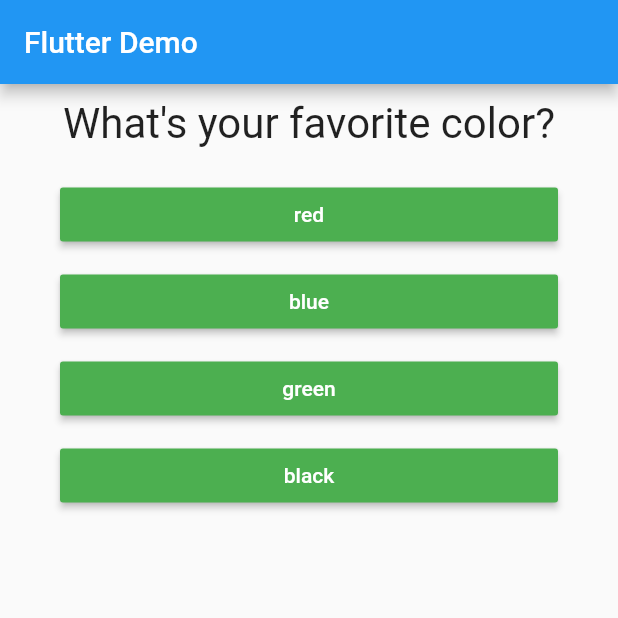
After one commit to Mridul2820/quiz-app-flutter, a Flutter app: the screen it shows after launch, on a phone screen of 412 x 824 dp, the top half of it. The commit adds this screen. Run offline on Flutter 3.47's test engine with Material 2 defaults, Android fonts, the phone set to English and light mode, and no system bars.

Commit message:
widgit break up

```diff
--- a/lib/main.dart
+++ b/lib/main.dart
@@ -1,7 +1,7 @@
 import 'package:flutter/material.dart';
 
-import './question.dart';
-import './answer.dart';
+import './quiz.dart';
+import './result.dart';
 
 void main() {
   runApp(MyApp());
@@ -15,7 +15,7 @@ class MyApp extends StatefulWidget {
 }
 
 class MyAppState extends State<MyApp> {
-  static const questions = [
+  static const _questions = [
     {
       'questionText': 'What\'s your favorite color?',
       'answers': ['red', 'blue', 'green', 'black']
@@ -32,7 +32,7 @@ class MyAppState extends State<MyApp> {
   var _questionIndex = 0;
 
   void _answerQuestion() {
-    if (_questionIndex < questions.length) {
+    if (_questionIndex < _questions.length) {
       setState(() {
         _questionIndex++;
       });
@@ -46,19 +46,13 @@ class MyAppState extends State<MyApp> {
         appBar: AppBar(
           title: Text('Flutter Demo'),
         ),
-        body: _questionIndex < questions.length
-            ? Column(
-                children: [
-                  Question(questions[_questionIndex]['questionText'] as String),
-                  ...(questions[_questionIndex]['answers'] as List<String>)
-                      .map((answer) {
-                    return Answer(_answerQuestion, answer);
-                  }).toList()
-                ],
+        body: _questionIndex < _questions.length
+            ? Quiz(
+                answerQuestion: _answerQuestion,
+                questionIndex: _questionIndex,
+                questions: _questions,
               )
-            : Center(
-                child: Text('You\'ve reached the end of the quiz.'),
-              ),
+            : Result(),
       ),
     );
   }
--- /dev/null
+++ b/lib/quiz.dart
@@ -0,0 +1,27 @@
+import 'package:flutter/material.dart';
+
+import './question.dart';
+import './answer.dart';
+
+class Quiz extends StatelessWidget {
+  final List<Map<String, Object>> questions;
+  final int questionIndex;
+  final VoidCallback answerQuestion;
+
+  Quiz(
+      {required this.questions,
+      required this.answerQuestion,
+      required this.questionIndex});
+
+  @override
+  Widget build(BuildContext context) {
+    return Column(
+      children: [
+        Question(questions[questionIndex]['questionText'] as String),
+        ...(questions[questionIndex]['answers'] as List<String>).map((answer) {
+          return Answer(answerQuestion, answer);
+        }).toList()
+      ],
+    );
+  }
+}
```
Also changed, not shown: lib/result.dart (added, +10 -0 lines).
